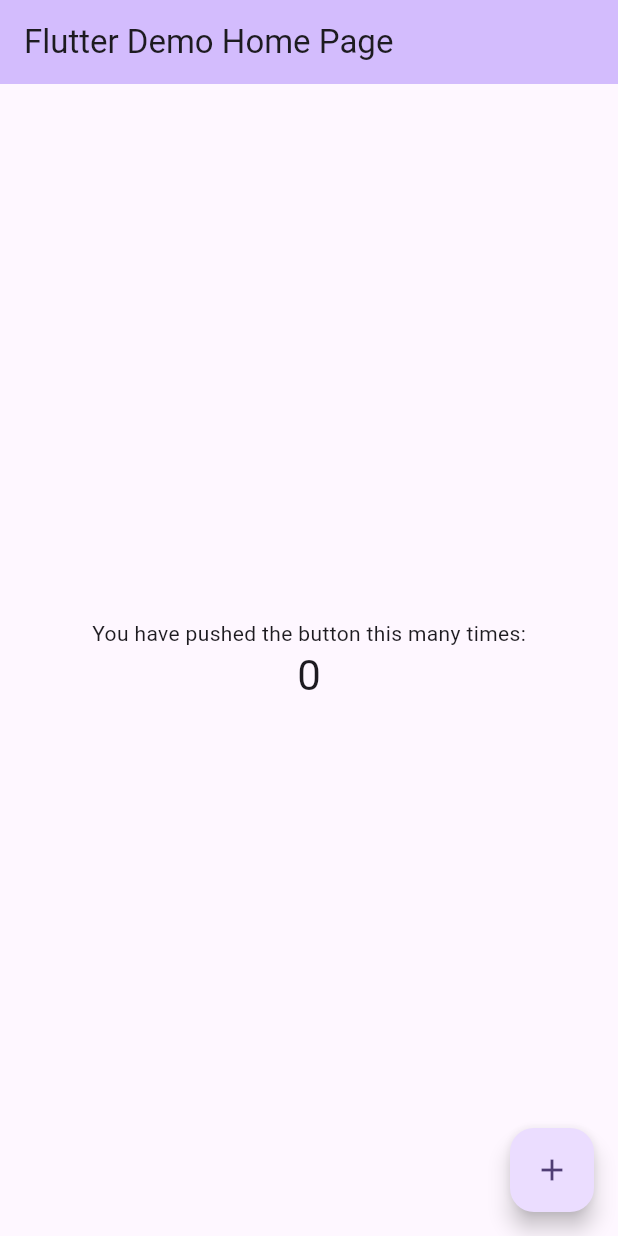
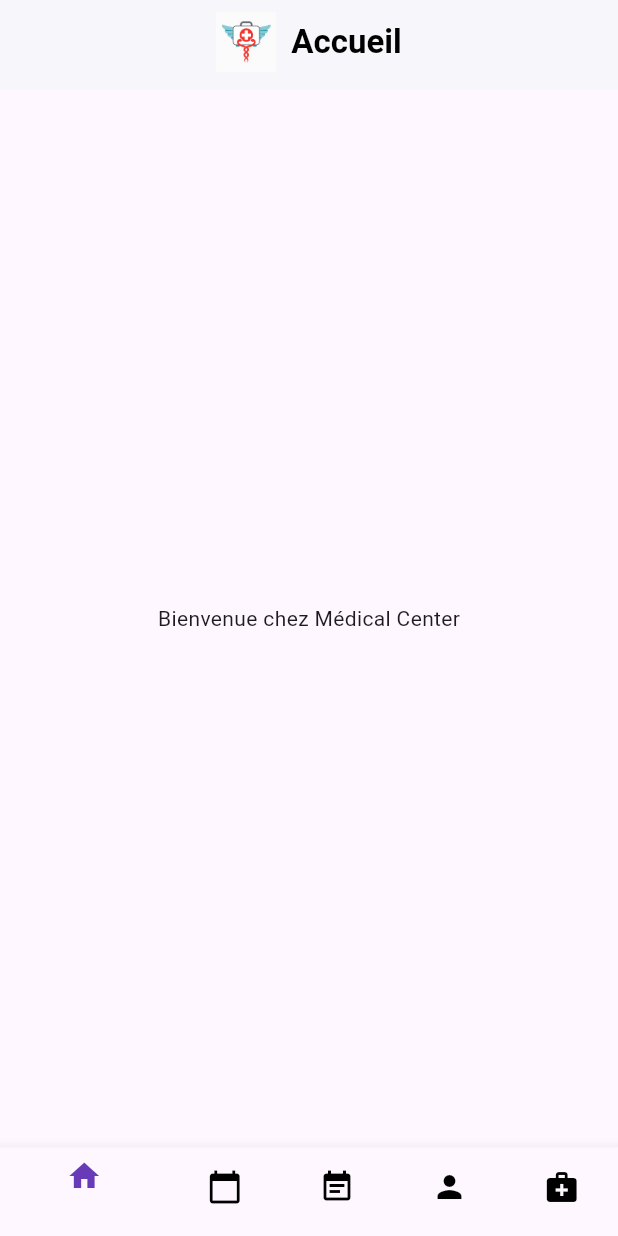
Before and after one commit to tom77710/projet_medical_management_flutter, a Flutter app: the screen it shows after launch, on a phone screen of 412 x 824 dp. Run offline on Flutter 3.47's test engine with Material 3 defaults, Android fonts, the phone set to English and light mode, and no system bars; our stand-ins replace sqflite; accounts and stored records are empty.

Commit message:
MAJ-Screens

```diff
--- a/lib/main.dart
+++ b/lib/main.dart
@@ -1,4 +1,9 @@
 import 'package:flutter/material.dart';
+import 'screens/home_page.dart';
+import 'screens/agenda_page.dart';
+import 'screens/appointment_page.dart';
+import 'screens/patient_management_page.dart';
+import 'screens/personnel_management_page.dart';
 
 void main() {
   runApp(const MyApp());
@@ -7,60 +12,63 @@ void main() {
 class MyApp extends StatelessWidget {
   const MyApp({super.key});
 
-  // This widget is the root of your application.
   @override
   Widget build(BuildContext context) {
     return MaterialApp(
-      title: 'Flutter Demo',
+      debugShowCheckedModeBanner: false,
+      title: 'Medical Center',
       theme: ThemeData(
-        colorScheme: ColorScheme.fromSeed(seedColor: Colors.deepPurple),
+        primarySwatch: Colors.deepPurple,
       ),
-      home: const MyHomePage(title: 'Flutter Demo Home Page'),
+      home: const MainScreen(),
     );
   }
 }
 
-class MyHomePage extends StatefulWidget {
-  const MyHomePage({super.key, required this.title});
- final String title;
+class MainScreen extends StatefulWidget {
+  const MainScreen({super.key});
 
   @override
-  State<MyHomePage> createState() => _MyHomePageState();
+  State<MainScreen> createState() => _MainScreenState();
 }
 
-class _MyHomePageState extends State<MyHomePage> {
-  int _counter = 0;
+class _MainScreenState extends State<MainScreen> {
+  int _selectedIndex = 0;
 
-  void _incrementCounter() {
+  final List<Widget> _pages = const [
+    HomePage(),
+    AgendaPage(),
+    AppointmentPage(),
+    PatientManagementPage(),
+    PersonnelManagementPage(),
+  ];
+
+  void _onItemTapped(int index) {
     setState(() {
-      _counter++;
+      _selectedIndex = index;
     });
   }
 
   @override
   Widget build(BuildContext context) {
     return Scaffold(
-      appBar: AppBar(
-        backgroundColor: Theme.of(context).colorScheme.inversePrimary,
-        title: Text(widget.title),
+      body: IndexedStack(
+        index: _selectedIndex,
+        children: _pages,
       ),
-      body: Center(
-        child: Column(
-          mainAxisAlignment: MainAxisAlignment.center,
-          children: <Widget>[
-            const Text('You have pushed the button this many times:'),
-            Text(
-              '$_counter',
-              style: Theme.of(context).textTheme.headlineMedium,
-            ),
-          ],
-        ),
+      bottomNavigationBar: BottomNavigationBar(
+        currentIndex: _selectedIndex,
+        onTap: _onItemTapped,
+        selectedItemColor: Colors.deepPurple,
+        unselectedItemColor: Colors.black,
+        items: const [
+          BottomNavigationBarItem(icon: Icon(Icons.home), label: ''),
+          BottomNavigationBarItem(icon: Icon(Icons.calendar_today), label: ''),
+          BottomNavigationBarItem(icon: Icon(Icons.event_note), label: ''),
+          BottomNavigationBarItem(icon: Icon(Icons.person), label: ''),
+          BottomNavigationBarItem(icon: Icon(Icons.medical_services), label: ''),
+        ],
       ),
-      floatingActionButton: FloatingActionButton(
-        onPressed: _incrementCounter,
-        tooltip: 'Increment',
-        child: const Icon(Icons.add),
-      ), // This trailing comma makes auto-formatting nicer for build methods.
     );
   }
 }
--- /dev/null
+++ b/lib/screens/home_page.dart
@@ -0,0 +1,16 @@
+import 'package:flutter/material.dart';
+import '../widgets/custom_app_bar.dart';
+
+class HomePage extends StatelessWidget {
+  const HomePage({super.key});
+
+  @override
+  Widget build(BuildContext context) {
+    return Scaffold(
+      appBar: const CustomAppBar(title: 'Accueil'),
+      body: const Center(
+        child: Text('Bienvenue chez Médical Center'),
+      ),
+    );
+  }
+}
--- /dev/null
+++ b/lib/widgets/custom_app_bar.dart
@@ -0,0 +1,30 @@
+import 'package:flutter/material.dart';
+
+class CustomAppBar extends StatelessWidget implements PreferredSizeWidget {
+  final String title;
+
+  const CustomAppBar({super.key, required this.title});
+
+  @override
+  Size get preferredSize => const Size.fromHeight(60);
+
+  @override
+  Widget build(BuildContext context) {
+    return AppBar(
+      backgroundColor: Colors.white,
+      centerTitle: true,
+      title: Row(
+        mainAxisAlignment: MainAxisAlignment.center,
+        children: [
+          Image.asset('assets/icon/app_icon.png', height: 40),
+          const SizedBox(width: 10),
+          Text(
+            title,
+            style: const TextStyle(color: Colors.black, fontWeight: FontWeight.bold),
+          ),
+        ],
+      ),
+      elevation: 1,
+    );
+  }
+}
```
Also changed, not shown: lib/database/db_helper.dart (added, +72 -0 lines), lib/models/patient.dart (added, +43 -0 lines), lib/screens/add_patient_page.dart (added, +97 -0 lines), lib/screens/agenda_page.dart (added, +16 -0 lines), lib/screens/appointment_page.dart (added, +16 -0 lines), lib/screens/edit_patient_page.dart (added, +95 -0 lines), lib/screens/patient_management_page.dart (added, +16 -0 lines), lib/screens/personnel_management_page.dart (added, +16 -0 lines), pubspec.yaml (+8 -68 lines), assets/icon/app_icon.png (added), assets/images/nom_de_l_image.png (added), pubspec.lock, 3 other files.
